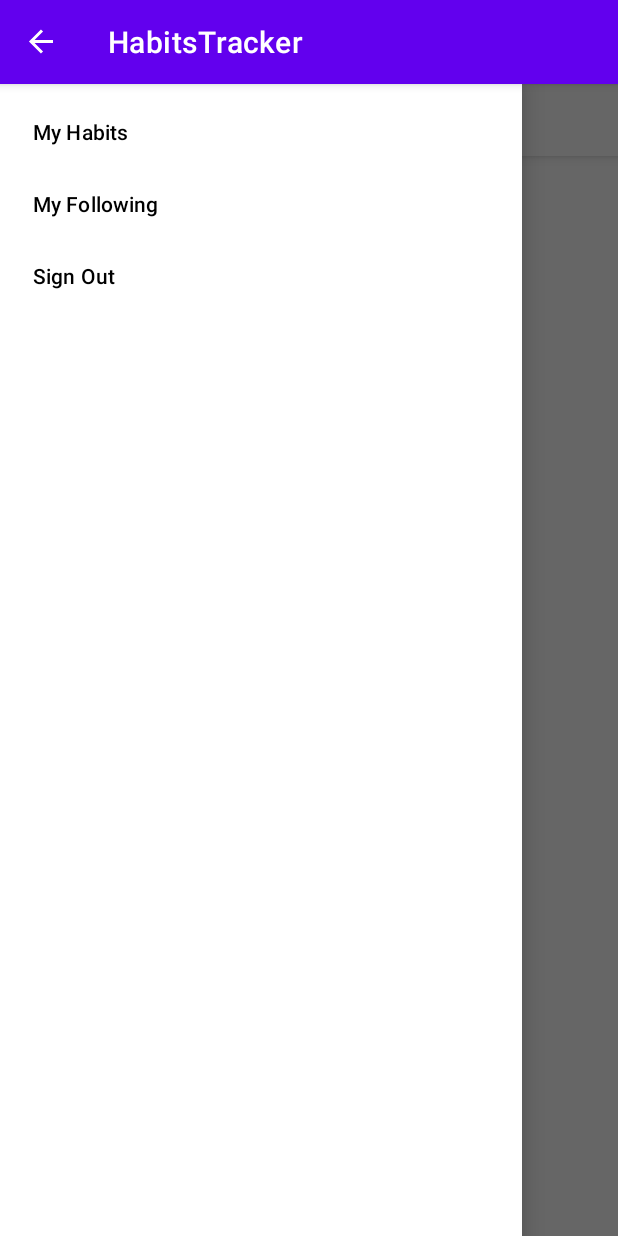
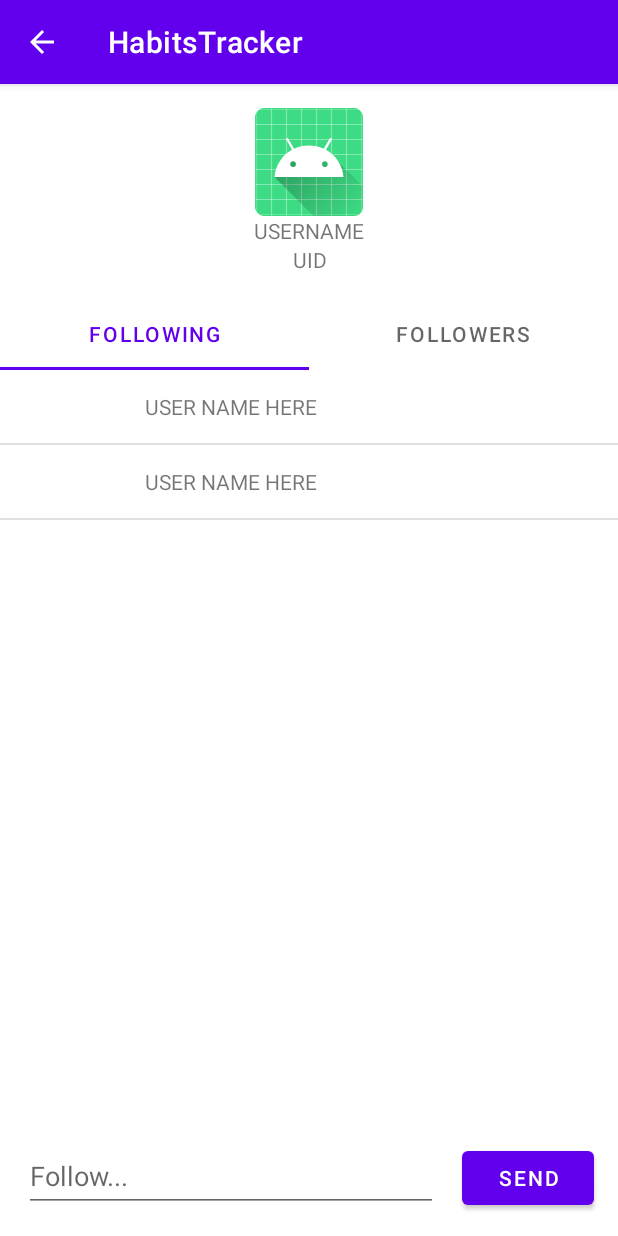
Before and after one commit to CMPUT301F21T49/HabitsTracker, an Android app: the screen it shows after launch once a user with an empty profile is signed in (MainActivity before the commit, UserActivity after it), after a tap on "My Following", on a phone screen of 412 x 824 dp. Run offline under Robolectric (Android 15) with nearby library versions, the phone set to English and light mode, and no system bars; our stand-ins replace Firebase (no records; nobody signed in at launch, a user with empty details on screens opened directly); 2 other taps on this screen came first.

Commit message:
Added User Activities

```diff
--- a/app/build.gradle
+++ b/app/build.gradle
@@ -33,6 +33,7 @@ dependencies {
     implementation 'com.google.android.material:material:1.3.0'
     implementation 'androidx.constraintlayout:constraintlayout:2.1.1'
     implementation platform('com.google.firebase:firebase-bom:28.4.2')
+    implementation 'androidx.legacy:legacy-support-v4:1.0.0'
     testImplementation 'junit:junit:4.+'
     androidTestImplementation 'androidx.test.ext:junit:1.1.3'
     androidTestImplementation 'androidx.test.espresso:espresso-core:3.4.0'
--- /dev/null
+++ b/app/src/main/java/com/cmput301f21t49/habitstracker/FollowerAdapter.java
@@ -0,0 +1,66 @@
+package com.cmput301f21t49.habitstracker;
+
+import android.content.Context;
+import android.view.LayoutInflater;
+import android.view.View;
+import android.view.ViewGroup;
+import android.widget.ArrayAdapter;
+import android.widget.Button;
+import android.widget.TextView;
+import android.widget.Toast;
+
+import androidx.annotation.NonNull;
+import androidx.annotation.Nullable;
+import androidx.recyclerview.widget.DiffUtil;
+import androidx.recyclerview.widget.ListAdapter;
+import androidx.recyclerview.widget.RecyclerView;
+
+import java.util.ArrayList;
+
+public class FollowerAdapter extends ArrayAdapter<User> {
+
+    private ArrayList<User> userList;
+    private boolean buttonToggle = false;
+
+    public FollowerAdapter(Context context, ArrayList<User> userList) {
+        super(context, 0, userList);
+        this.userList = userList;
+    }
+
+    @NonNull
+    @Override
+    public View getView(int position, @Nullable View convertView, @NonNull ViewGroup parent) {
+        //super.getView(position, convertView, parent);
+        View v = convertView;
+        if (v == null) {
+            v = LayoutInflater.from(getContext()).inflate(R.layout.user_item, parent, false);
+        }
+        //TODO: GET USER INFORMATION
+        //userList.get()
+
+        TextView userName = v.findViewById(R.id.textViewUsername);
+        Button acceptButton = v.findViewById(R.id.button_accept);
+
+        userName.setText("USER NAME HERE");
+
+        if (!buttonToggle) {
+            acceptButton.setClickable(false);
+            acceptButton.setVisibility(View.INVISIBLE);
+        }
+
+        acceptButton.setOnClickListener(new View.OnClickListener() {
+            @Override
+            public void onClick(View view) {
+                String username = userName.getText().toString();
+                Toast.makeText(getContext(), username, Toast.LENGTH_SHORT).show();
+            }
+        });
+
+
+        return v;
+    }
+
+    public void setButtonToggle(boolean b) {
+        buttonToggle = b;
+    }
+}
--- a/app/src/main/java/com/cmput301f21t49/habitstracker/MainActivity.java
+++ b/app/src/main/java/com/cmput301f21t49/habitstracker/MainActivity.java
@@ -75,7 +75,7 @@ public class MainActivity extends AppCompatActivity {
                         break;
 
                     case R.id.following:
-
+                        startActivity(new Intent(MainActivity.this, UserActivity.class));
                         break;
                     case R.id.signout:
                         fAuth.signOut();
--- /dev/null
+++ b/app/src/main/java/com/cmput301f21t49/habitstracker/MyFollowersFragment.java
@@ -0,0 +1,78 @@
+package com.cmput301f21t49.habitstracker;
+
+import android.os.Bundle;
+
+import androidx.annotation.NonNull;
+import androidx.annotation.Nullable;
+import androidx.fragment.app.Fragment;
+
+import android.view.LayoutInflater;
+import android.view.View;
+import android.view.ViewGroup;
+import android.widget.ListView;
+
+import java.util.ArrayList;
+
+/**
+ * A simple {@link Fragment} subclass.
+ * Use the {@link MyFollowersFragment#newInstance} factory method to
+ * create an instance of this fragment.
+ */
+public class MyFollowersFragment extends Fragment {
+
+    // TODO: Rename parameter arguments, choose names that match
+    // the fragment initialization parameters, e.g. ARG_ITEM_NUMBER
+    private static final String ARG_PARAM1 = "param1";
+    private static final String ARG_PARAM2 = "param2";
+
+    private FollowerAdapter adapter;
+
+    // TODO: Rename and change types of parameters
+    private ArrayList<User> mParam1;
+    private String mParam2;
+
+    private ListView listView;
+
+    public MyFollowersFragment() {
+        // Required empty public constructor
+    }
+
+    /**
+     * Use this factory method to create a new instance of
+     * this fragment using the provided parameters.
+     *
+     * @return A new instance of fragment MyFollowersFragment.
+     */
+    // TODO: Rename and change types and number of parameters
+    public static MyFollowersFragment newInstance(ArrayList<User> userList) {
+        MyFollowersFragment fragment = new MyFollowersFragment();
+        Bundle args = new Bundle();
+        args.putSerializable(ARG_PARAM1, userList);
+        fragment.setArguments(args);
+        return fragment;
+    }
+
+    @Override
+    public void onCreate(Bundle savedInstanceState) {
+        super.onCreate(savedInstanceState);
+        if (getArguments() != null) {
+            mParam1 = (ArrayList<User>) getArguments().getSerializable(ARG_PARAM1);
+            mParam2 = getArguments().getString(ARG_PARAM2);
+        }
+    }
+
+    @Override
+    public View onCreateView(LayoutInflater inflater, ViewGroup container,
+                             Bundle savedInstanceState) {
+        // Inflate the layout for this fragment
+        View v = inflater.inflate(R.layout.fragment_my_followers, container, false);
+        listView = v.findViewById(R.id.followers_list);
+        ArrayList<User> tempList = new ArrayList<>();
+        tempList.add(new User(1));
+        tempList.add(new User(2));
+        adapter = new FollowerAdapter(getContext(), tempList);
+        adapter.setButtonToggle(true);
+        listView.setAdapter(adapter);
+        return v;
+    }
+}
--- /dev/null
+++ b/app/src/main/java/com/cmput301f21t49/habitstracker/MyFollowingFragment.java
@@ -0,0 +1,80 @@
+package com.cmput301f21t49.habitstracker;
+
+import android.os.Bundle;
+
+import androidx.annotation.NonNull;
+import androidx.annotation.Nullable;
+import androidx.fragment.app.Fragment;
+
+import android.util.Log;
+import android.view.LayoutInflater;
+import android.view.View;
+import android.view.ViewGroup;
+import android.widget.ArrayAdapter;
+import android.widget.ListView;
+
+import java.util.ArrayList;
+
+/**
+ * A simple {@link Fragment} subclass.
+ * Use the {@link MyFollowingFragment#newInstance} factory method to
+ * create an instance of this fragment.
+ */
+public class MyFollowingFragment extends Fragment {
+
+    // TODO: Rename parameter arguments, choose names that match
+    // the fragment initialization parameters, e.g. ARG_ITEM_NUMBER
+    private static final String ARG_PARAM1 = "param1";
+    private static final String ARG_PARAM2 = "param2";
+
+    // TODO: Rename and change types of parameters
+    private ArrayList<User> mParam1;
+    private String mParam2;
+
+    private ListView listView;
+    private ArrayAdapter<User> arrayAdapter;
+    //Temporary List for prototype
+
+    public MyFollowingFragment() {
+        // Required empty public constructor
+    }
+
+    /**
+     * Use this factory method to create a new instance of
+     * this fragment using the provided parameters.
+     *
+     * @return A new instance of fragment MyFollowingFragment.
+     */
+    // TODO: Rename and change types and number of parameters
+    public static MyFollowingFragment newInstance(ArrayList<User> userList) {
+        MyFollowingFragment fragment = new MyFollowingFragment();
+
+        Bundle args = new Bundle();
+        args.putSerializable(ARG_PARAM1, userList);
+        fragment.setArguments(args);
+        return fragment;
+    }
+
+    @Override
+    public void onCreate(Bundle savedInstanceState) {
+        super.onCreate(savedInstanceState);
+        if (getArguments() != null) {
+            mParam1 = (ArrayList<User>)getArguments().getSerializable(ARG_PARAM1);
+            mParam2 = getArguments().getString(ARG_PARAM2);
+        }
+    }
+
+    @Override
+    public View onCreateView(LayoutInflater inflater, ViewGroup container,
+                             Bundle savedInstanceState) {
+        // Inflate the layout for this fragment
+        View v = inflater.inflate(R.layout.fragment_my_following, container, false);
+        listView = v.findViewById(R.id.following_list);
+        ArrayList<User> tempList = new ArrayList<>();
+        tempList.add(new User(1));
+        tempList.add(new User(2));
+        arrayAdapter = new FollowerAdapter(getContext(), tempList);
+        listView.setAdapter(arrayAdapter);
+        return v;
+    }
+}
--- /dev/null
+++ b/app/src/main/java/com/cmput301f21t49/habitstracker/UserActivity.java
@@ -0,0 +1,104 @@
+package com.cmput301f21t49.habitstracker;
+
+import androidx.appcompat.app.AppCompatActivity;
+import androidx.fragment.app.Fragment;
+import androidx.fragment.app.FragmentManager;
+import androidx.fragment.app.FragmentTransaction;
+
+import android.os.Bundle;
+import android.view.View;
+import android.widget.Button;
+import android.widget.EditText;
+import android.widget.FrameLayout;
+import android.widget.ImageView;
+import android.widget.TextView;
+import android.widget.Toast;
+
+import com.google.android.material.tabs.TabLayout;
+
+import java.util.ArrayList;
+
+public class UserActivity extends AppCompatActivity {
+    private ImageView userImageView;
+    private TextView usernameTextView;
+    private TextView uidTextView;
+    private TabLayout tabLayout;
+    private FrameLayout frameLayout;
+    private EditText editFollowName;
+    private Button sendButton;
+
+    private ArrayList<User> tempList = new ArrayList<User>();
+
+    private MyFollowersFragment followersFragment = MyFollowersFragment.newInstance(tempList);
+    private MyFollowingFragment followingFragment = MyFollowingFragment.newInstance(tempList);
+
+
+    @Override
+    protected void onCreate(Bundle savedInstanceState) {
+        super.onCreate(savedInstanceState);
+        setContentView(R.layout.activity_user);
+
+        userImageView = findViewById(R.id.userImageView);
+        usernameTextView = findViewById(R.id.username);
+        uidTextView = findViewById(R.id.userid);
+        tabLayout = findViewById(R.id.tabs);
+        frameLayout = findViewById(R.id.frame);
+        editFollowName = findViewById(R.id.editTextFollowName);
+        sendButton = findViewById(R.id.sendButton);
+
+        //TODO: Set username and uid
+
+        TabLayout.Tab followingTab = tabLayout.newTab();
+        TabLayout.Tab followersTab = tabLayout.newTab();
+
+        followingTab.setText("Following");
+        followersTab.setText("Followers");
+        tabLayout.addTab(followingTab);
+        tabLayout.addTab(followersTab);
+
+        tabLayout.addOnTabSelectedListener(new TabLayout.OnTabSelectedListener() {
+            @Override
+            public void onTabSelected(TabLayout.Tab tab) {
+                Fragment fragment = null;
+                switch (tab.getPosition()) {
+                    case 0:
+                        fragment = followingFragment;
+                        break;
+                    case 1:
+                        fragment = followersFragment;
+                }
+                FragmentManager fm = getSupportFragmentManager();
+                FragmentTransaction ft = fm.beginTransaction();
+                ft.replace(R.id.frame, fragment);
+                ft.setTransition(FragmentTransaction.TRANSIT_FRAGMENT_OPEN);
+                ft.commit();
+            }
+
+            @Override
+            public void onTabUnselected(TabLayout.Tab tab) {
+
+            }
+
+            @Override
+            public void onTabReselected(TabLayout.Tab tab) {
+
+            }
+        });
+
+        sendButton.setOnClickListener(new View.OnClickListener() {
+            @Override
+            public void onClick(View view) {
+                String followName = editFollowName.getText().toString();
+                Toast.makeText(getApplicationContext(), followName, Toast.LENGTH_SHORT).show();
+                editFollowName.setText("");
+            }
+        });
+
+        FragmentManager fm = getSupportFragmentManager();
+        FragmentTransaction ft = fm.beginTransaction();
+        ft.replace(R.id.frame, followingFragment);
+        ft.setTransition(FragmentTransaction.TRANSIT_FRAGMENT_OPEN);
+        ft.commit();
+
+    }
+}
--- a/app/src/main/res/layout/activity_main.xml
+++ b/app/src/main/res/layout/activity_main.xml
@@ -37,7 +37,8 @@
                 <FrameLayout
                     android:id="@+id/simpleFrameLayout"
                     android:layout_width="match_parent"
-                    android:layout_height="match_parent" />
+                    android:layout_height="match_parent" >
+                </FrameLayout>
 
             </com.google.android.material.appbar.AppBarLayout>
 
--- /dev/null
+++ b/app/src/main/res/layout/activity_user.xml
@@ -0,0 +1,89 @@
+<?xml version="1.0" encoding="utf-8"?>
+<androidx.constraintlayout.widget.ConstraintLayout xmlns:android="http://schemas.android.com/apk/res/android"
+    xmlns:app="http://schemas.android.com/apk/res-auto"
+    xmlns:tools="http://schemas.android.com/tools"
+    android:layout_width="match_parent"
+    android:layout_height="match_parent"
+    tools:context=".UserActivity">
+
+
+    <ImageView
+        android:id="@+id/userImageView"
+        android:layout_width="wrap_content"
+        android:layout_height="wrap_content"
+        android:layout_marginTop="16dp"
+        app:layout_constraintEnd_toEndOf="parent"
+        app:layout_constraintStart_toStartOf="parent"
+        app:layout_constraintTop_toTopOf="parent"
+        app:srcCompat="@mipmap/ic_launcher"
+        tools:srcCompat="@tools:sample/avatars" />
+
+    <com.google.android.material.tabs.TabLayout
+        android:id="@+id/tabs"
+        android:layout_width="match_parent"
+        android:layout_height="wrap_content"
+
+        android:layout_marginTop="16dp"
+        app:layout_constraintEnd_toEndOf="parent"
+        app:layout_constraintStart_toStartOf="parent"
+        app:layout_constraintTop_toBottomOf="@+id/userid"
+        app:tabMode="fixed"
+        app:tabGravity="fill"
+        tools:ignore="SpeakableTextPresentCheck">
+
+    </com.google.android.material.tabs.TabLayout>
+
+    <TextView
+        android:id="@+id/username"
+        android:layout_width="wrap_content"
+        android:layout_height="wrap_content"
+        android:text="USERNAME"
+        app:layout_constraintEnd_toEndOf="@+id/userImageView"
+        app:layout_constraintStart_toStartOf="@+id/userImageView"
+        app:layout_constraintTop_toBottomOf="@+id/userImageView" />
+
+    <TextView
+        android:id="@+id/userid"
+        android:layout_width="wrap_content"
+        android:layout_height="wrap_content"
+        android:text="UID"
+        app:layout_constraintEnd_toEndOf="@+id/username"
+        app:layout_constraintStart_toStartOf="@+id/username"
+        app:layout_constraintTop_toBottomOf="@+id/username" />
+
+    <FrameLayout
+        android:id="@+id/frame"
+        android:layout_width="0dp"
+        android:layout_height="0dp"
+        android:layout_marginBottom="16dp"
+        app:layout_constraintBottom_toTopOf="@+id/editTextFollowName"
+        app:layout_constraintEnd_toEndOf="parent"
+        app:layout_constraintStart_toStartOf="parent"
+        app:layout_constraintTop_toBottomOf="@+id/tabs">
+    </FrameLayout>
+
+    <EditText
+        android:id="@+id/editTextFollowName"
+        android:layout_width="0dp"
+        android:layout_height="wrap_content"
+        android:layout_marginStart="16dp"
+        android:layout_marginEnd="16dp"
+        android:layout_marginBottom="16dp"
+        android:ems="10"
+        android:hint="Follow..."
+        android:inputType="textPersonName"
+        android:minHeight="48dp"
+        app:layout_constraintBottom_toBottomOf="parent"
+        app:layout_constraintEnd_toStartOf="@+id/sendButton"
+        app:layout_constraintStart_toStartOf="parent" />
+
+    <Button
+        android:id="@+id/sendButton"
+        android:layout_width="wrap_content"
+        android:layout_height="wrap_content"
+        android:layout_marginEnd="16dp"
+        android:text="send"
+        app:layout_constraintBaseline_toBaselineOf="@+id/editTextFollowName"
+        app:layout_constraintEnd_toEndOf="parent" />
+
+</androidx.constraintlayout.widget.ConstraintLayout>
--- /dev/null
+++ b/app/src/main/res/layout/fragment_my_followers.xml
@@ -0,0 +1,13 @@
+<?xml version="1.0" encoding="utf-8"?>
+<FrameLayout xmlns:android="http://schemas.android.com/apk/res/android"
+    xmlns:tools="http://schemas.android.com/tools"
+    android:layout_width="match_parent"
+    android:layout_height="match_parent"
+    tools:context=".MyFollowersFragment">
+
+    <ListView
+        android:id="@+id/followers_list"
+        android:layout_width="match_parent"
+        android:layout_height="match_parent" />
+
+</FrameLayout>
--- /dev/null
+++ b/app/src/main/res/layout/fragment_my_following.xml
@@ -0,0 +1,12 @@
+<?xml version="1.0" encoding="utf-8"?>
+<FrameLayout xmlns:android="http://schemas.android.com/apk/res/android"
+    xmlns:tools="http://schemas.android.com/tools"
+    android:layout_width="match_parent"
+    android:layout_height="match_parent"
+    tools:context=".MyFollowingFragment">
+
+    <ListView
+        android:id="@+id/following_list"
+        android:layout_width="match_parent"
+        android:layout_height="match_parent" />
+</FrameLayout>
--- /dev/null
+++ b/app/src/main/res/layout/user_item.xml
@@ -0,0 +1,29 @@
+<?xml version="1.0" encoding="utf-8"?>
+<androidx.constraintlayout.widget.ConstraintLayout
+    xmlns:android="http://schemas.android.com/apk/res/android"
+    xmlns:app="http://schemas.android.com/apk/res-auto"
+    android:layout_width="match_parent"
+    android:layout_height="wrap_content">
+
+    <TextView
+        android:id="@+id/textViewUsername"
+        android:layout_width="wrap_content"
+        android:layout_height="wrap_content"
+        android:layout_marginStart="16dp"
+        android:layout_marginEnd="16dp"
+        android:text="USERNAME"
+        app:layout_constraintBottom_toBottomOf="parent"
+        app:layout_constraintEnd_toStartOf="@+id/button_accept"
+        app:layout_constraintStart_toStartOf="parent"
+        app:layout_constraintTop_toTopOf="parent" />
+
+    <Button
+        android:id="@+id/button_accept"
+        android:layout_width="wrap_content"
+        android:layout_height="wrap_content"
+        android:layout_marginEnd="16dp"
+        android:text="ADD"
+        app:layout_constraintBaseline_toBaselineOf="@+id/textViewUsername"
+        app:layout_constraintEnd_toEndOf="parent" />
+
+</androidx.constraintlayout.widget.ConstraintLayout>
--- a/app/src/main/res/values/strings.xml
+++ b/app/src/main/res/values/strings.xml
@@ -12,4 +12,6 @@
     <string name="nav_open">Open</string>
     <string name="nav_close">Close</string>
     <string name="tab1">Tab1</string>
+    <!-- TODO: Remove or change this placeholder text -->
+    <string name="hello_blank_fragment">Hello blank fragment</string>
 </resources>
```
Also changed, not shown: app/src/main/AndroidManifest.xml (+12 -5 lines).
